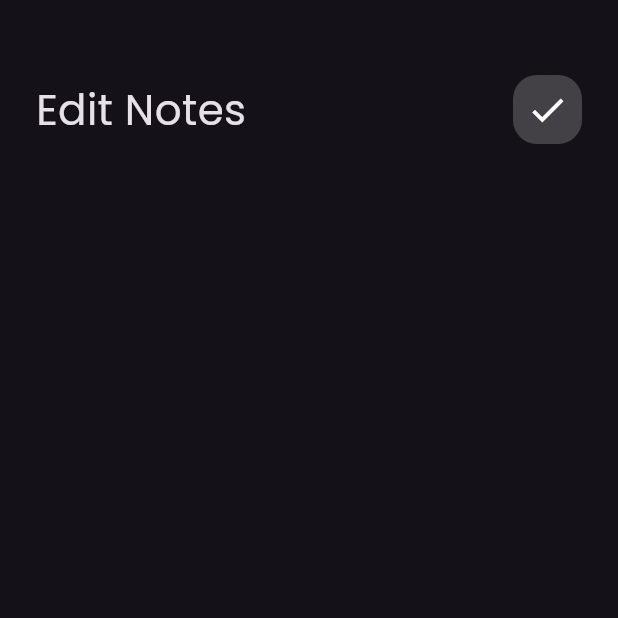
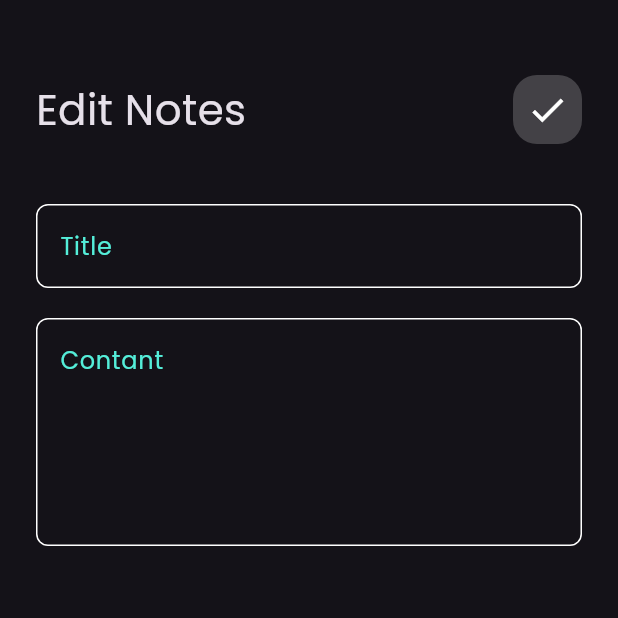
Before and after one commit to omarkhaled200/Notes_app, a Flutter app: the EditNoteViewBody screen opened by its route, on a phone screen of 412 x 824 dp, the top half of it. Run offline on Flutter 3.47's test engine with Material 3 defaults, Android fonts, the phone set to English and light mode, and no system bars; our stand-ins replace font_awesome_flutter.

Commit message:
Edit note view ui done

```diff
--- a/lib/Views/widgets/Add_note_model_sheet.dart
+++ b/lib/Views/widgets/Add_note_model_sheet.dart
@@ -2,8 +2,6 @@ import 'package:flutter/material.dart';
 import 'package:flutter/widgets.dart';
 import 'package:notes_app/Views/widgets/Custom_buttom_add_note.dart';
 import 'package:notes_app/Views/widgets/Custom_text_field.dart';
-import 'package:notes_app/constant.dart';
-
 class AddNotemodelsheet extends StatelessWidget {
   const AddNotemodelsheet({super.key});
 
--- a/lib/Views/widgets/Edit_note_item.dart
+++ b/lib/Views/widgets/Edit_note_item.dart
@@ -1,17 +1,22 @@
 import 'package:flutter/material.dart';
 import 'package:notes_app/Views/widgets/Custom_app_bar.dart';
+import 'package:notes_app/Views/widgets/Custom_text_field.dart';
 
 class EditNoteItem extends StatelessWidget {
   const EditNoteItem({super.key});
 
   @override
   Widget build(BuildContext context) {
-    return Padding(
+    return const Padding(
       padding: const EdgeInsets.symmetric(horizontal:  24.0),
       child: Column(
         children: [
           SizedBox(height: 50,),
-          Customappbar(title: "Edit Notes", icon: Icons.check)
+          Customappbar(title: "Edit Notes", icon: Icons.check),
+          SizedBox(height: 40,),
+          CustomTextField(hint: 'Title',),
+          SizedBox(height: 20,),
+          CustomTextField(hint: 'Contant',maxline: 5,),
         ],
       ),
     );
--- a/lib/Views/widgets/notesviewbody.dart
+++ b/lib/Views/widgets/notesviewbody.dart
@@ -1,10 +1,8 @@
 import 'package:flutter/cupertino.dart';
 import 'package:flutter/material.dart';
 import 'package:flutter/widgets.dart';
-import 'package:font_awesome_flutter/font_awesome_flutter.dart';
 import 'package:notes_app/Views/widgets/Custom_app_bar.dart';
 import 'package:notes_app/Views/widgets/Custom_listView_item.dart';
-import 'package:notes_app/Views/widgets/Custom_note_item.dart';
 
 class NotesViewbody extends StatelessWidget {
   const NotesViewbody({super.key});
```
